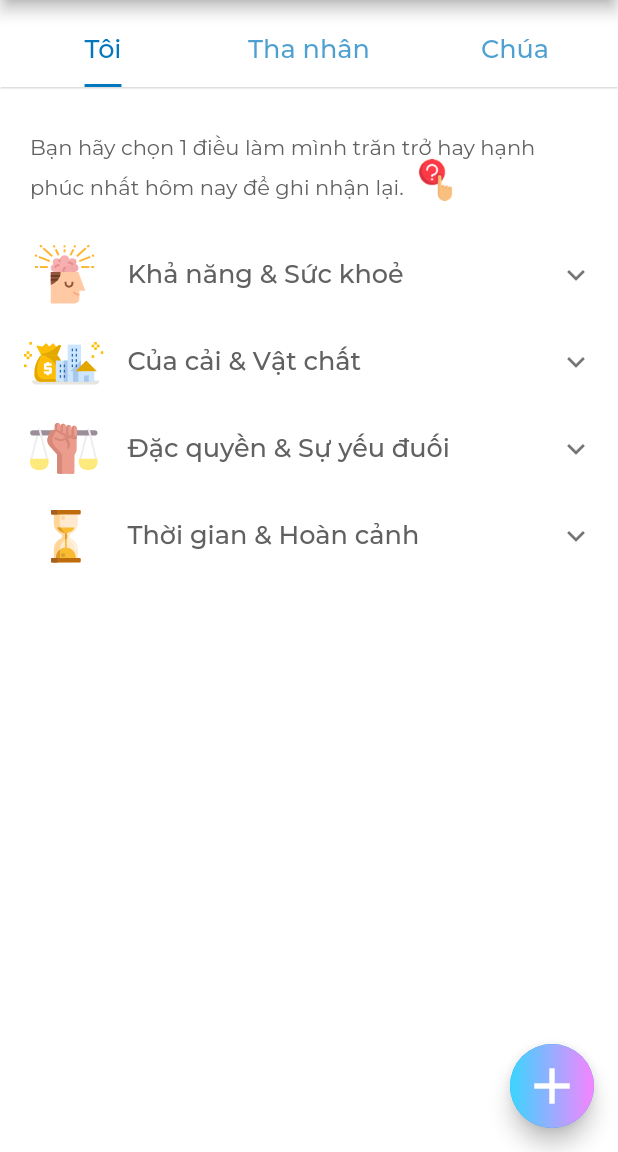
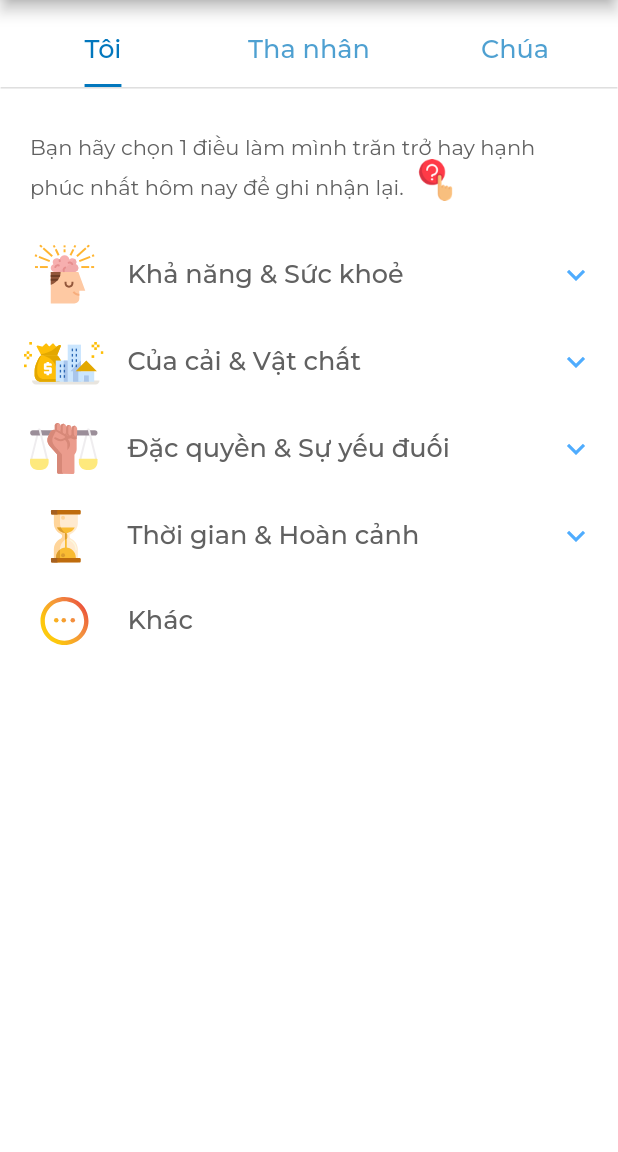
Before and after one commit to trisnguyen1210/Project_AOPT, a Flutter app: the screen it shows after launch, after a tap on "Tôi", on a phone screen of 412 x 824 dp, the part 84-1236 px from its top. Run offline on Flutter 3.47's test engine with Material 2 defaults, Android fonts, the phone set to English and light mode, and no system bars; our stand-ins replace flutter_svg, google_fonts, gradient_app_bar, gradient_widgets.

Commit message:
update Ui and code a part of screen: Relation detail

```diff
--- a/lib/value/gradient.dart
+++ b/lib/value/gradient.dart
@@ -3,8 +3,11 @@ import 'package:google_fonts/google_fonts.dart';
 
 class GradientApp {
   static Gradient gradientButton = LinearGradient(
-      colors: [Color(0xfff784ff), Color(0xff3ad5ff)],
-      stops: [0, 1],
-      begin: Alignment(1.00, -0.00),
-      end: Alignment(-1.00, 0.00));
+    colors: [Color(0xff17b1f4), Color(0xff3cd5ff)],
+    stops: [0, 1],
+    begin: Alignment(1.00, -0.00),
+    end: Alignment(-1.00, 0.00),
+    // angle: 270,
+    // scale: undefined,
+  );
 }
--- /dev/null
+++ b/lib/widget/custom/expansion_tile.dart
@@ -0,0 +1,218 @@
+import 'package:flutter/material.dart';
+
+const Duration _kExpand = Duration(milliseconds: 200);
+
+/// A single-line [ListTile] with a trailing button that expands or collapses
+/// the tile to reveal or hide the [children].
+///
+/// This widget is typically used with [ListView] to create an
+/// "expand / collapse" list entry. When used with scrolling widgets like
+/// [ListView], a unique [PageStorageKey] must be specified to enable the
+/// [CustomExpansionTile] to save and restore its expanded state when it is scrolled
+/// in and out of view.
+///
+/// See also:
+///
+///  * [ListTile], useful for creating expansion tile [children] when the
+///    expansion tile represents a sublist.
+///  * The "Expand/collapse" section of
+///    <https://material.io/guidelines/components/lists-controls.html>.
+class CustomExpansionTile extends StatefulWidget {
+  /// Creates a single-line [ListTile] with a trailing button that expands or collapses
+  /// the tile to reveal or hide the [children]. The [initiallyExpanded] property must
+  /// be non-null.
+  const CustomExpansionTile({
+    Key key,
+    this.headerBackgroundColor,
+    this.leading,
+    @required this.title,
+    this.backgroundColor,
+    this.iconColor,
+    this.onExpansionChanged,
+    this.children = const <Widget>[],
+    this.trailing,
+    this.initiallyExpanded = false,
+  })  : assert(initiallyExpanded != null),
+        super(key: key);
+
+  /// A widget to display before the title.
+  ///
+  /// Typically a [CircleAvatar] widget.
+  final Widget leading;
+
+  /// The primary content of the list item.
+  ///
+  /// Typically a [Text] widget.
+  final Widget title;
+
+  /// Called when the tile expands or collapses.
+  ///
+  /// When the tile starts expanding, this function is called with the value
+  /// true. When the tile starts collapsing, this function is called with
+  /// the value false.
+  final ValueChanged<bool> onExpansionChanged;
+
+  /// The widgets that are displayed when the tile expands.
+  ///
+  /// Typically [ListTile] widgets.
+  final List<Widget> children;
+
+  /// The color to display behind the sublist when expanded.
+  final Color backgroundColor;
+
+  /// The color to display the background of the header.
+  final Color headerBackgroundColor;
+
+  /// The color to display the icon of the header.
+  final Color iconColor;
+
+  /// A widget to display instead of a rotating arrow icon.
+  final Widget trailing;
+
+  /// Specifies if the list tile is initially expanded (true) or collapsed (false, the default).
+  final bool initiallyExpanded;
+
+  @override
+  _CustomExpansionTileState createState() => _CustomExpansionTileState();
+}
+
+class _CustomExpansionTileState extends State<CustomExpansionTile>
+    with SingleTickerProviderStateMixin {
+  static final Animatable<double> _easeOutTween =
+      CurveTween(curve: Curves.easeOut);
+  static final Animatable<double> _easeInTween =
+      CurveTween(curve: Curves.easeIn);
+  static final Animatable<double> _halfTween =
+      Tween<double>(begin: 0.0, end: 0.5);
+
+  final ColorTween _borderColorTween = ColorTween();
+  final ColorTween _headerColorTween = ColorTween();
+  final ColorTween _iconColorTween = ColorTween();
+  final ColorTween _backgroundColorTween = ColorTween();
+
+  AnimationController _controller;
+  Animation<double> _iconTurns;
+  Animation<double> _heightFactor;
+  Animation<Color> _borderColor;
+  Animation<Color> _headerColor;
+  Animation<Color> _iconColor;
+  Animation<Color> _backgroundColor;
+
+  bool _isExpanded = false;
+
+  @override
+  void initState() {
+    super.initState();
+    _controller = AnimationController(duration: _kExpand, vsync: this);
+    _heightFactor = _controller.drive(_easeInTween);
+    _iconTurns = _controller.drive(_halfTween.chain(_easeInTween));
+    _borderColor = _controller.drive(_borderColorTween.chain(_easeOutTween));
+    _headerColor = _controller.drive(_headerColorTween.chain(_easeInTween));
+    _iconColor = _controller.drive(_iconColorTween.chain(_easeInTween));
+    _backgroundColor =
+        _controller.drive(_backgroundColorTween.chain(_easeOutTween));
+
+    _isExpanded =
+        PageStorage.of(context)?.readState(context) ?? widget.initiallyExpanded;
+    if (_isExpanded) _controller.value = 1.0;
+  }
+
+  @override
+  void dispose() {
+    _controller.dispose();
+    super.dispose();
+  }
+
+  void _handleTap() {
+    setState(() {
+      _isExpanded = !_isExpanded;
+      if (_isExpanded) {
+        _controller.forward();
+      } else {
+        _controller.reverse().then<void>((void value) {
+          if (!mounted) return;
+          setState(() {
+            // Rebuild without widget.children.
+          });
+        });
+      }
+      PageStorage.of(context)?.writeState(context, _isExpanded);
+    });
+    if (widget.onExpansionChanged != null)
+      widget.onExpansionChanged(_isExpanded);
+  }
+
+  Widget _buildChildren(BuildContext context, Widget child) {
+    final Color borderSideColor = _borderColor.value ?? Colors.transparent;
+    final Color titleColor = _headerColor.value;
+
+    return Container(
+      decoration: BoxDecoration(
+          color: _backgroundColor.value ?? Colors.transparent,
+          border: Border(
+            top: BorderSide(color: borderSideColor),
+            bottom: BorderSide(color: borderSideColor),
+          )),
+      child: Column(
+        mainAxisSize: MainAxisSize.min,
+        children: <Widget>[
+          IconTheme.merge(
+            data: IconThemeData(color: _iconColor.value),
+            child: Container(
+              color: widget.headerBackgroundColor ?? Colors.black,
+              child: ListTile(
+                onTap: _handleTap,
+                leading: widget.leading,
+                title: DefaultTextStyle(
+                  style: Theme.of(context)
+                      .textTheme
+                      .subhead
+                      .copyWith(color: titleColor),
+                  child: widget.title,
+                ),
+                trailing: widget.trailing ??
+                    RotationTransition(
+                      turns: _iconTurns,
+                      child: Icon(
+                        Icons.expand_more,
+                        color: widget.iconColor ?? Colors.grey,
+                      ),
+                    ),
+              ),
+            ),
+          ),
+          ClipRect(
+            child: Align(
+              heightFactor: _heightFactor.value,
+              child: child,
+            ),
+          ),
+        ],
+      ),
+    );
+  }
+
+  @override
+  void didChangeDependencies() {
+    final ThemeData theme = Theme.of(context);
+    _borderColorTween..end = theme.dividerColor;
+    _headerColorTween
+      ..begin = theme.textTheme.subhead.color
+      ..end = theme.accentColor;
+    _iconColorTween
+      ..begin = theme.unselectedWidgetColor
+      ..end = theme.accentColor;
+    _backgroundColorTween..end = widget.backgroundColor;
+    super.didChangeDependencies();
+  }
+
+  @override
+  Widget build(BuildContext context) {
+    final bool closed = !_isExpanded && _controller.isDismissed;
+    return AnimatedBuilder(
+      animation: _controller.view,
+      builder: _buildChildren,
+      child: closed ? null : Column(children: widget.children),
+    );
+  }
+}
--- a/lib/widget/relation_detail/relation_detail.dart
+++ b/lib/widget/relation/relation_list.dart
@@ -1,31 +1,16 @@
 import 'package:beans/value/gradient.dart';
 import 'package:beans/value/styles.dart';
-import 'package:beans/widget/relation_detail/relation_tab/relation_tab.dart';
+import 'package:beans/widget/relation/relation_tab/relation_tab.dart';
 import 'package:flutter/material.dart';
 import 'package:gradient_app_bar/gradient_app_bar.dart';
 
-class RelationDetail extends StatelessWidget {
+class RelationList extends StatelessWidget {
   @override
   Widget build(BuildContext context) {
     return MaterialApp(
       home: DefaultTabController(
         length: 3,
         child: Scaffold(
-            floatingActionButton: FloatingActionButton(
-              child: Container(
-                width: 60,
-                height: 60,
-                child: Icon(
-                  Icons.add,
-                  size: 40,
-                ),
-                decoration: BoxDecoration(
-                  shape: BoxShape.circle,
-                  gradient: GradientApp.gradientButton,
-                ),
-              ),
-              onPressed: () {},
-            ),
             appBar: GradientAppBar(
               gradient: LinearGradient(
                   colors: [Colors.lightBlue[400], Colors.lightBlueAccent[200]]),
--- a/lib/widget/relation_detail/relation_tab/relation_tab.dart
+++ b/lib/widget/relation/relation_tab/relation_tab.dart
@@ -1,5 +1,7 @@
 import 'package:beans/generated/r.dart';
 import 'package:beans/value/styles.dart';
+import 'package:beans/widget/custom/expansion_tile.dart';
+import 'package:beans/widget/relation/relation_detail/relation_detail.dart';
 import 'package:flutter/material.dart';
 import 'package:flutter_svg/svg.dart';
 
@@ -34,7 +36,7 @@ class RelationTab extends StatelessWidget {
             ),
             ListView.builder(
               itemBuilder: (BuildContext context, int index) =>
-                  EntryItem(data[index], index),
+                  EntryItem(data[index], index, data.length),
               shrinkWrap: true,
               physics: const NeverScrollableScrollPhysics(),
               itemCount: data.length,
@@ -92,32 +94,75 @@ List<Entry> data = <Entry>[
       Entry('Thời gian & Hoàn cảnh', R.ic_time),
     ],
   ),
+  Entry(
+    'Khác',
+    R.ic_more,
+  ),
 ];
 
 // Displays one Entry. If the entry has children then it's displayed
 // with an ExpansionTile.
 class EntryItem extends StatelessWidget {
-  const EntryItem(this.entry, this.position);
+  const EntryItem(this.entry, this.position, this.size);
 
   final Entry entry;
   final int position;
+  final int size;
 
-  Widget _buildTiles(Entry root, int position) {
-    if (root.children.isEmpty)
-      return ListTile(
+  Widget createChildItem(Entry root, int position, BuildContext context) {
+    return GestureDetector(
+      onTap: () {
+        Navigator.push(
+          context,
+          MaterialPageRoute(builder: (context) => RelationDetail()),
+        );
+      },
+      child: ListTile(
           title: Text(position.toString() + "." + root.title,
               style: Styles.textStyleGreyNormal),
-          trailing: SvgPicture.asset(R.ic_arrow_next, height: 15));
-    return ExpansionTile(
+          trailing: SvgPicture.asset(R.ic_arrow_next, height: 15)),
+    );
+  }
+
+  Widget createParentNoChild(Entry root, int position, BuildContext context) {
+    return GestureDetector(
+      onTap: () {
+        Navigator.push(
+          context,
+          MaterialPageRoute(builder: (context) => RelationDetail()),
+        );
+      },
+      child: ListTile(
+          title: Text(root.title, style: Styles.textStyleGreyMedium),
+          leading: SvgPicture.asset(root.icon, height: 40, width: 53)),
+    );
+  }
+
+  Widget _buildTiles(Entry root, int position, BuildContext context) {
+    if (root.children.isEmpty) {
+      if (position == size - 1) {
+        //createParentNoChild(root, position, context);
+        return createParentNoChild(root, position, context);
+      } else {
+        return createChildItem(root, position, context);
+      }
+    } else {
+      return createParenItem(root, position, context);
+    }
+  }
+
+  Widget createParenItem(Entry root, int position, BuildContext context) {
+    return CustomExpansionTile(
       key: PageStorageKey<Entry>(root),
       title: Text(
         root.title,
         style: Styles.textStyleGreyMedium,
       ),
-      children: mapIndexed(
-              root.children, (index, item) => _buildTiles(item, index + 1))
-          .toList(),
+      children: mapIndexed(root.children,
+          (index, item) => _buildTiles(item, index + 1, context)).toList(),
       leading: SvgPicture.asset(root.icon, height: 40, width: 53),
+      headerBackgroundColor: Colors.white,
+      iconColor: Color(0xff4facfe),
     );
   }
 
@@ -133,6 +178,6 @@ class EntryItem extends StatelessWidget {
 
   @override
   Widget build(BuildContext context) {
-    return _buildTiles(entry, position);
+    return _buildTiles(entry, position, context);
   }
 }
--- a/lib/widget/tab/home_tab.dart
+++ b/lib/widget/tab/home_tab.dart
@@ -1,7 +1,7 @@
 import 'package:beans/generated/r.dart';
 import 'package:beans/value/gradient.dart';
 import 'package:beans/value/styles.dart';
-import 'package:beans/widget/relation_detail/relation_detail.dart';
+import 'package:beans/widget/relation/relation_list.dart';
 import 'package:flutter/material.dart';
 import 'package:gradient_widgets/gradient_widgets.dart';
 
@@ -34,7 +34,7 @@ class HomeTab extends StatelessWidget {
     return Padding(
         padding: const EdgeInsets.only(top: 16),
         child: GradientButton(
-          increaseWidthBy: 125,
+          increaseWidthBy: 120,
           increaseHeightBy: 7.0,
           callback: () {},
           gradient: GradientApp.gradientButton,
@@ -55,13 +55,13 @@ class HomeTab extends StatelessWidget {
 
   Widget getListRelation() {
     return Padding(
-      padding: const EdgeInsets.only(left: 10, right: 10, bottom: 30),
+      padding: const EdgeInsets.only(left: 0, right: 0, bottom: 30),
       child: GridView.builder(
         itemCount: listRelation.length,
         shrinkWrap: true,
         physics: const NeverScrollableScrollPhysics(),
         gridDelegate:
-        new SliverGridDelegateWithFixedCrossAxisCount(crossAxisCount: 3),
+            new SliverGridDelegateWithFixedCrossAxisCount(crossAxisCount: 3),
         itemBuilder: (BuildContext context, int index) =>
             getItemRelation(index, context),
       ),
@@ -88,7 +88,7 @@ class HomeTab extends StatelessWidget {
       GestureDetector(
           onTap: () {
             Navigator.push(context,
-              MaterialPageRoute(builder: (context) => RelationDetail()),
+              MaterialPageRoute(builder: (context) => RelationList()),
             );
           },
           // The custom button
--- a/pubspec.yaml
+++ b/pubspec.yaml
@@ -35,6 +35,7 @@ flutter:
     - assets/ic_other_guys.png
     - assets/ic_health.svg
     - assets/tooltip.png
+    - assets/ic_more.svg
 flr:
   core_version: 3.1.0
   dartfmt_line_length: 80
```
Also changed, not shown: lib/widget/relation/relation_detail/relation_detail.dart (added, +75 -0 lines), assets/ic_more.svg (added), lib/generated/r.dart.
